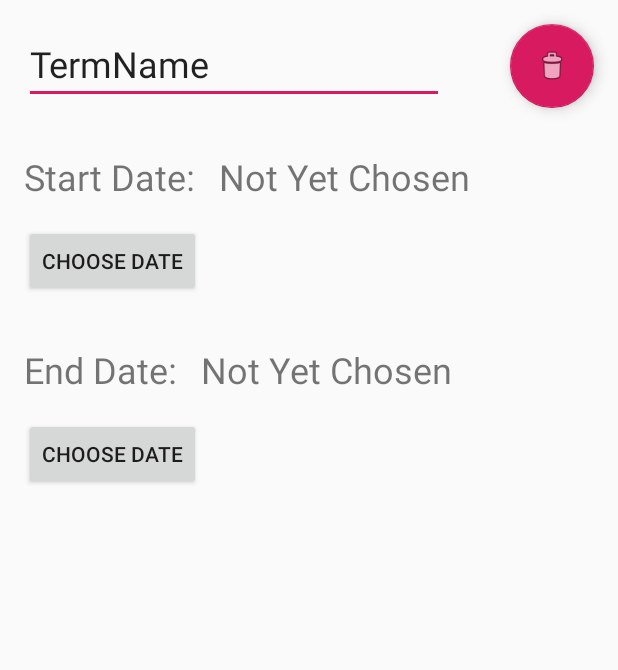
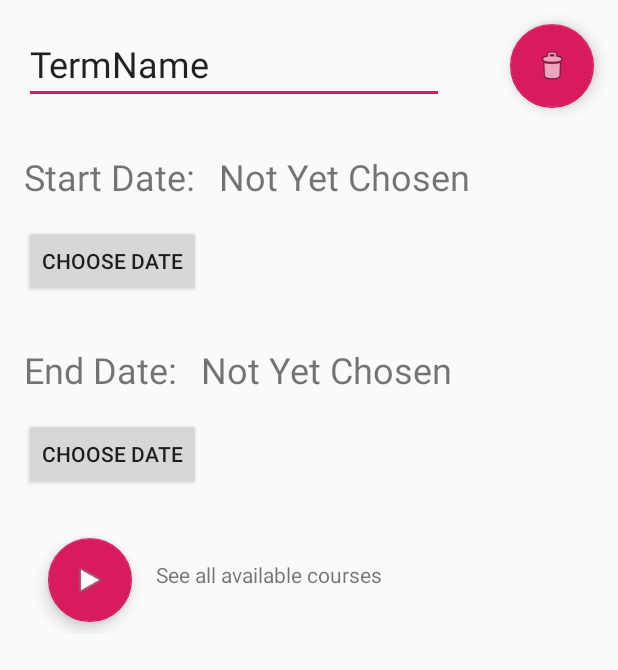
Before and after one commit to justincook951/mobile-app-c196, an Android app: the layout content_terms_editor.xml on its own in the app's theme, with its tools: preview values and no code run, on a phone screen of 412 x 824 dp. Shown: the top 670 px of the screen. Run offline under Robolectric (Android 15) with nearby library versions, the phone set to English and light mode, and no system bars.

Commit message:
Added term level filtering on courses

```diff
--- a/app/src/main/java/com/example/c196project/database/AppDatabase.java
+++ b/app/src/main/java/com/example/c196project/database/AppDatabase.java
@@ -16,10 +16,11 @@ import com.example.c196project.database.mentor.MentorEntity;
 import com.example.c196project.database.coursenote.CourseNoteDao;
 import com.example.c196project.database.coursenote.CourseNoteEntity;
 import com.example.c196project.database.mtmrelationships.TermCourseJoinDao;
+import com.example.c196project.database.mtmrelationships.TermCourseJoinEntity;
 import com.example.c196project.database.term.TermDao;
 import com.example.c196project.database.term.TermEntity;
 
-@Database(entities = {TermEntity.class, CourseEntity.class, AssessmentEntity.class, MentorEntity.class, CourseNoteEntity.class}, version = 1, exportSchema = false)
+@Database(entities = {TermEntity.class, CourseEntity.class, AssessmentEntity.class, MentorEntity.class, CourseNoteEntity.class, TermCourseJoinEntity.class}, version = 1, exportSchema = false)
 @TypeConverters(DateConverter.class)
 
 public abstract class AppDatabase extends RoomDatabase
--- a/app/src/main/java/com/example/c196project/database/AppRepository.java
+++ b/app/src/main/java/com/example/c196project/database/AppRepository.java
@@ -216,4 +216,9 @@ public class AppRepository
     {
         return appDb.termCourseJoinDao().getCountCoursesInTerms(termEntity.getId());
     }
+
+    public List<CourseEntity> getCoursesByTerm(int termId)
+    {
+        return appDb.termCourseJoinDao().getAllCoursesInTerm(termId);
+    }
 }
--- a/app/src/main/java/com/example/c196project/database/mtmrelationships/TermCourseJoinDao.java
+++ b/app/src/main/java/com/example/c196project/database/mtmrelationships/TermCourseJoinDao.java
@@ -25,7 +25,7 @@ public interface TermCourseJoinDao
             "INNER JOIN termToCourse " +
             "ON course.id = termToCourse.courseId " +
             "WHERE termToCourse.termId = :termId")
-    LiveData<List<CourseEntity>> getAllCoursesInTerm(final int termId);
+    List<CourseEntity> getAllCoursesInTerm(final int termId);
 
     @Query("SELECT count(*) AS count FROM course " +
             "INNER JOIN termToCourse " +
--- a/app/src/main/java/com/example/c196project/utilities/Const.java
+++ b/app/src/main/java/com/example/c196project/utilities/Const.java
@@ -8,4 +8,6 @@ public class Const
     public static final String ASSESSMENT_ID = "ASSESSMENT_ID_TO_EDIT";
     public static final String MENTOR_ID = "MENTOR_ID_TO_EDIT";
     public static final String COURSENOTE_ID = "COURSENOTE_ID_TO_EDIT";
+    public static final String COURSE_LIST_KEY = "COURSELIST_KEY";
+
 }
--- a/app/src/main/java/com/example/c196project/viewmodel/course/CourseViewModel.java
+++ b/app/src/main/java/com/example/c196project/viewmodel/course/CourseViewModel.java
@@ -9,6 +9,7 @@ import androidx.lifecycle.LiveData;
 import com.example.c196project.database.AppRepository;
 import com.example.c196project.database.course.CourseEntity;
 
+import java.util.Collection;
 import java.util.List;
 import java.util.concurrent.Executor;
 import java.util.concurrent.Executors;
@@ -27,4 +28,8 @@ public class CourseViewModel extends AndroidViewModel
         liveDataCourses = appRepository.appCourses;
     }
 
+    public List<? extends CourseEntity> getCoursesByTerm(int termId)
+    {
+        return appRepository.getCoursesByTerm(termId);
+    }
 }
--- a/app/src/main/res/layout/content_terms_editor.xml
+++ b/app/src/main/res/layout/content_terms_editor.xml
@@ -99,4 +99,13 @@
         app:layout_constraintStart_toStartOf="parent"
         app:layout_constraintTop_toBottomOf="@+id/endDateText" />
 
+    <include
+        layout="@layout/nav_course"
+        android:layout_width="wrap_content"
+        android:layout_height="wrap_content"
+        android:layout_marginStart="16dp"
+        android:layout_marginTop="16dp"
+        app:layout_constraintStart_toStartOf="parent"
+        app:layout_constraintTop_toBottomOf="@+id/end_date_button" />
+
 </androidx.constraintlayout.widget.ConstraintLayout>
--- a/app/src/main/res/values/strings.xml
+++ b/app/src/main/res/values/strings.xml
@@ -37,4 +37,5 @@
     <string name="send_notification">Send Notification</string>
     <string name="see_course_note_info">See notes for this course</string>
     <string name="course_note_name">Enter Course Note Here</string>
+    <string name="get_term_courses_tv">See courses in this term</string>
 </resources>
```
Also changed, not shown: app/src/main/java/com/example/c196project/CourseListActivity.java (+25 -8 lines), app/src/main/java/com/example/c196project/TermsEditorActivity.java (+29 -3 lines), app/src/main/java/com/example/c196project/viewmodel/term/TermEditorViewModel.java (+9 -0 lines).
